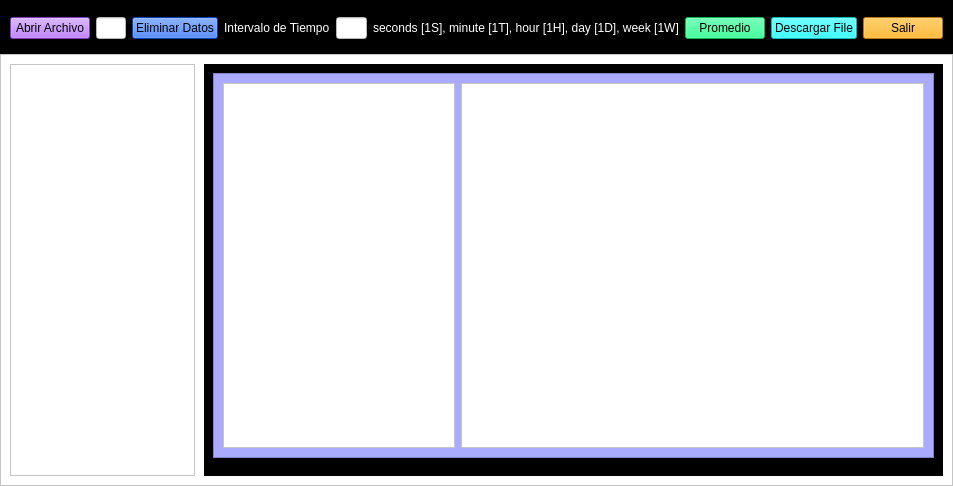
Above: project_mp25.ui from quisperomario/project_of_pm2_5 before the change. Below: the same form after it.
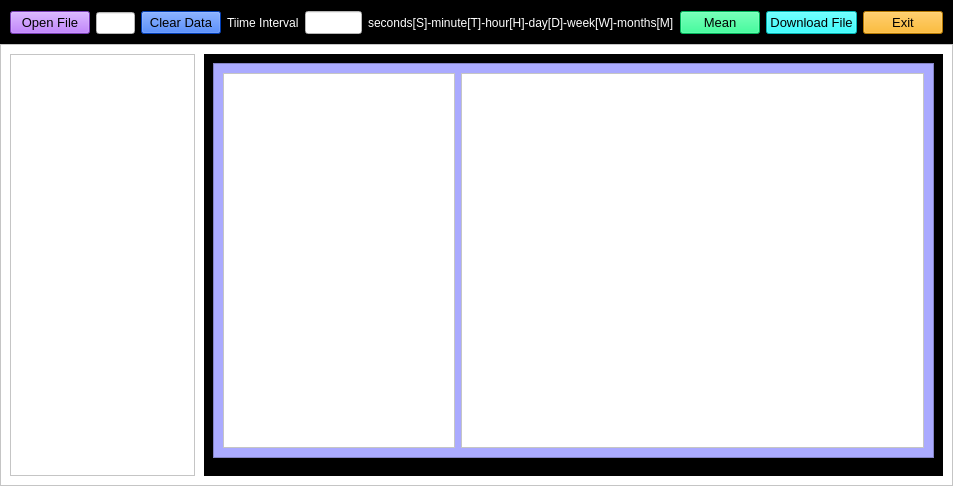
That is the form after the change.

Commit message: add code for download images graph

Diff of the .ui file:
```diff
--- a/project_mp25.ui
+++ b/project_mp25.ui
@@ -14,7 +14,7 @@
    <string>RqMe@n</string>
   </property>
   <widget class="QWidget" name="centralwidget">
-   <layout class="QVBoxLayout" name="verticalLayout" stretch="5,40">
+   <layout class="QVBoxLayout" name="verticalLayout" stretch="4,40">
     <property name="spacing">
      <number>0</number>
     </property>
@@ -32,6 +32,11 @@
     </property>
     <item>
      <widget class="QFrame" name="frame_2">
+      <property name="font">
+       <font>
+        <pointsize>10</pointsize>
+       </font>
+      </property>
       <property name="styleSheet">
        <string notr="true">background-color: rgb(0, 0, 0);</string>
       </property>
@@ -53,16 +58,28 @@
          <property name="enabled">
           <bool>true</bool>
          </property>
+         <property name="font">
+          <font>
+           <pointsize>10</pointsize>
+           <weight>50</weight>
+           <bold>false</bold>
+          </font>
+         </property>
          <property name="styleSheet">
           <string notr="true">background-color: rgb(170, 85, 255);</string>
          </property>
          <property name="text">
-          <string>Abrir Archivo</string>
+          <string>Open File</string>
          </property>
         </widget>
        </item>
        <item>
         <widget class="QLineEdit" name="txtArchivo">
+         <property name="font">
+          <font>
+           <pointsize>9</pointsize>
+          </font>
+         </property>
          <property name="styleSheet">
           <string notr="true">background-color: rgb(255, 255, 255);</string>
          </property>
@@ -70,11 +87,16 @@
        </item>
        <item>
         <widget class="QPushButton" name="btnEliminarDatos">
+         <property name="font">
+          <font>
+           <pointsize>10</pointsize>
+          </font>
+         </property>
          <property name="styleSheet">
           <string notr="true">background-color: rgb(0, 85, 255);</string>
          </property>
          <property name="text">
-          <string>Eliminar Datos</string>
+          <string>Clear Data</string>
          </property>
         </widget>
        </item>
@@ -84,12 +106,17 @@
           <string notr="true">color: rgb(255, 255, 255);</string>
          </property>
          <property name="text">
-          <string>Intervalo de Tiempo</string>
+          <string>Tiime Interval</string>
          </property>
         </widget>
        </item>
        <item>
         <widget class="QLineEdit" name="txtTimeInterval">
+         <property name="font">
+          <font>
+           <pointsize>10</pointsize>
+          </font>
+         </property>
          <property name="styleSheet">
           <string notr="true">background-color: rgb(255, 255, 255);</string>
          </property>
@@ -104,27 +131,37 @@
           <string notr="true">color: rgb(255, 255, 255);</string>
          </property>
          <property name="text">
-          <string>seconds [1S], minute [1T], hour [1H], day [1D], week [1W]</string>
+          <string>seconds[S]-minute[T]-hour[H]-day[D]-week[W]-months[M]</string>
          </property>
         </widget>
        </item>
        <item>
         <widget class="QPushButton" name="btnPromedio">
+         <property name="font">
+          <font>
+           <pointsize>10</pointsize>
+          </font>
+         </property>
          <property name="styleSheet">
           <string notr="true">background-color: rgb(0, 255, 127);</string>
          </property>
          <property name="text">
-          <string>Promedio</string>
+          <string>Mean</string>
          </property>
         </widget>
        </item>
        <item>
         <widget class="QPushButton" name="btnDescargarFileExcel">
+         <property name="font">
+          <font>
+           <pointsize>10</pointsize>
+          </font>
+         </property>
          <property name="styleSheet">
           <string notr="true">background-color: rgb(0, 255, 255);</string>
          </property>
          <property name="text">
-          <string>Descargar File</string>
+          <string>Download File</string>
          </property>
         </widget>
        </item>
@@ -156,11 +193,16 @@
        </item>
        <item>
         <widget class="QPushButton" name="btnSalir">
+         <property name="font">
+          <font>
+           <pointsize>10</pointsize>
+          </font>
+         </property>
          <property name="styleSheet">
           <string notr="true">background-color: rgb(255, 170, 0);</string>
          </property>
          <property name="text">
-          <string>Salir</string>
+          <string>Exit</string>
          </property>
         </widget>
        </item>
@@ -190,6 +232,11 @@
        </property>
        <item>
         <widget class="QTableWidget" name="tblDatos">
+         <property name="font">
+          <font>
+           <pointsize>8</pointsize>
+          </font>
+         </property>
          <property name="styleSheet">
           <string notr="true">QWidget {
 	background-color: #ffffff;
@@ -202,12 +249,12 @@
 	padding: 2px;
 
 	border: 1px solid #fffff8;
-	font-size: 10pt;
+	font-size: 8pt;
 }
 
 QTableWidget {
 	gridline-color: #aa00ff;
-	font-size: 10pt;
+	font-size: 8pt;
 }
 
 QTableWidget QTableCornerButton::section {
@@ -222,7 +269,7 @@
          <property name="styleSheet">
           <string notr="true">background-color: rgb(0, 0, 0);</string>
          </property>
-         <layout class="QVBoxLayout" name="verticalLayout_2" stretch="15,0,30">
+         <layout class="QVBoxLayout" name="verticalLayout_2" stretch="10,0,35">
           <property name="spacing">
            <number>9</number>
           </property>
@@ -252,6 +299,11 @@
             <layout class="QHBoxLayout" name="horizontalLayout_3" stretch="5,10">
              <item>
               <widget class="QTableWidget" name="tableMeanTimeInterval">
+               <property name="font">
+                <font>
+                 <pointsize>8</pointsize>
+                </font>
+               </property>
                <property name="styleSheet">
                 <string notr="true">QWidget {
 	background-color: #ffffff;
@@ -264,12 +316,12 @@
 	padding: 2px;
 
 	border: 1px solid #fffff8;
-	font-size: 10pt;
+	font-size: 8pt;
 }
 
 QTableWidget {
 	gridline-color: #c4c701;
-	font-size: 10pt;
+	font-size: 8pt;
 }
 
 QTableWidget QTableCornerButton::section {
@@ -281,6 +333,11 @@
              </item>
              <item>
               <widget class="QTableWidget" name="tableCentralTendencyMeasures">
+               <property name="font">
+                <font>
+                 <pointsize>8</pointsize>
+                </font>
+               </property>
                <property name="styleSheet">
                 <string notr="true">QWidget {
 	background-color: #ffffff;
@@ -293,12 +350,12 @@
 	padding: 2px;
 
 	border: 1px solid #fffff8;
-	font-size: 10pt;
+	font-size: 8pt;
 }
 
 QTableWidget {
 	gridline-color: #00ff7f;
-	font-size: 10pt;
+	font-size: 8pt;
 }
 
 QTableWidget QTableCornerButton::section {
```
The commit also changes 1 other file.
